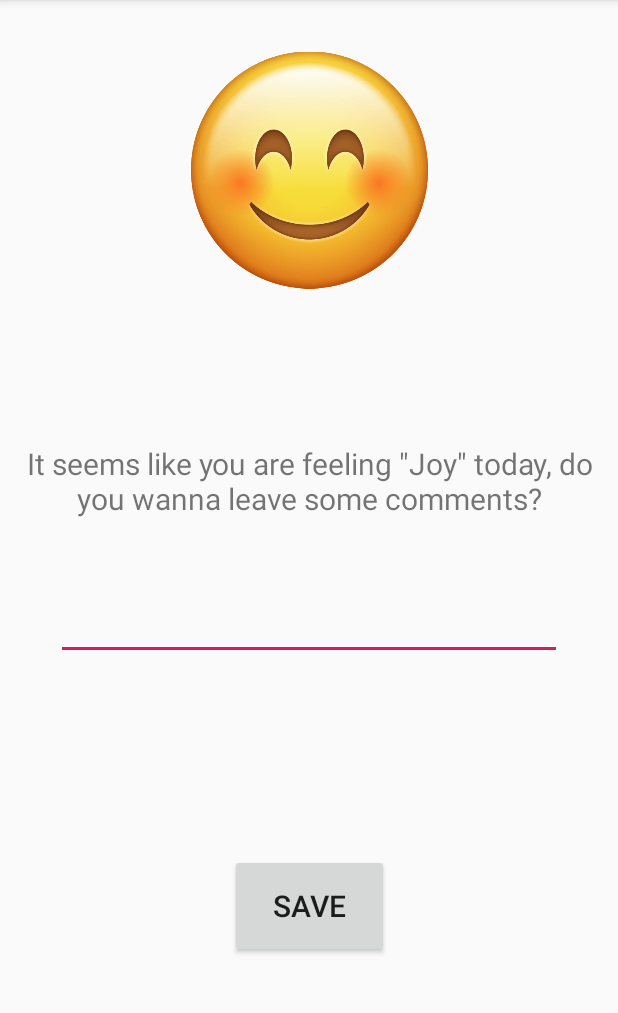
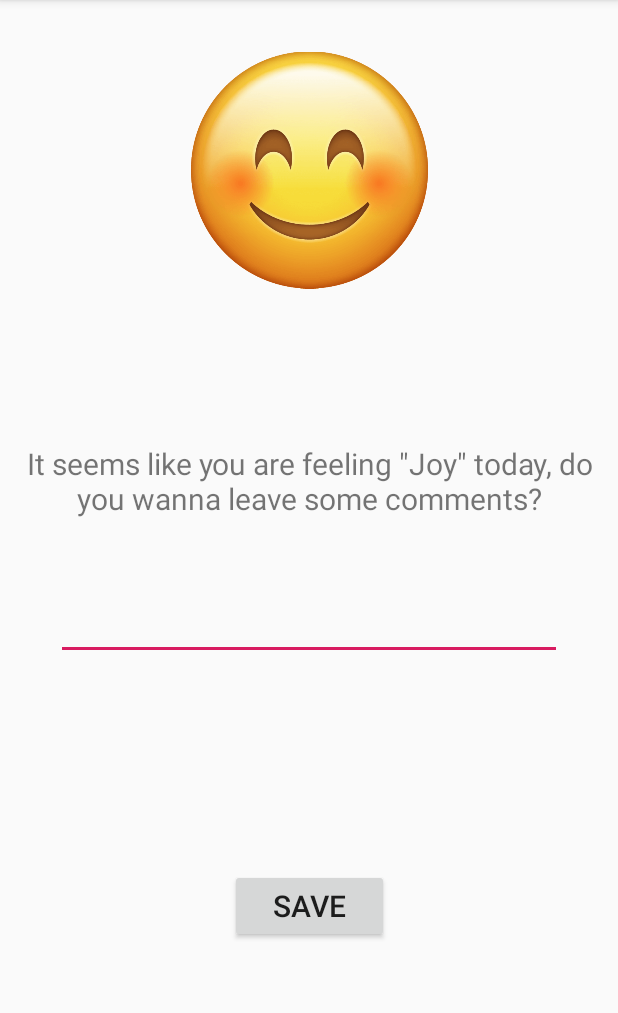
Before and after one commit to konantian/FeelsBook, an Android app: the RecordActivity screen opened directly, with no data from a screen before it, after a tap on "Joy", on a phone screen of 412 x 824 dp, the part 84-1097 px from its top. Run offline under Robolectric (Android 15) with nearby library versions, the phone set to English and light mode, and no system bars.

Commit message:
update listview

```diff
--- a/app/src/main/java/com/example/wangyuan/feelsbook/Model/Record.java
+++ b/app/src/main/java/com/example/wangyuan/feelsbook/Model/Record.java
@@ -45,4 +45,7 @@ public class Record {
     public void setDate(String date) {
         this.date = date;
     }
+
+    public String getTitle(){ return "Time: "+date+" "+"You felt: "+feel;}
+
 }
--- a/app/src/main/res/layout/activity_comment.xml
+++ b/app/src/main/res/layout/activity_comment.xml
@@ -59,7 +59,7 @@
         android:layout_marginRight="8dp"
         android:layout_marginBottom="8dp"
         android:ems="10"
-        android:maxLength="119"
+        android:maxLength="130"
         android:inputType="textMultiLine"
         app:layout_constraintBottom_toBottomOf="parent"
         app:layout_constraintEnd_toEndOf="parent"
@@ -71,7 +71,7 @@
     <Button
         android:id="@+id/saveButton"
         android:layout_width="106dp"
-        android:layout_height="69dp"
+        android:layout_height="49dp"
         android:layout_marginStart="8dp"
         android:layout_marginLeft="8dp"
         android:layout_marginTop="8dp"
@@ -89,7 +89,7 @@
     <Button
         android:id="@+id/modifyButton"
         android:layout_width="106dp"
-        android:layout_height="69dp"
+        android:layout_height="49dp"
         android:layout_marginStart="8dp"
         android:layout_marginLeft="8dp"
         android:layout_marginTop="8dp"
```
Also changed, not shown: app/src/main/java/com/example/wangyuan/feelsbook/Adapter/HistoryAdapter.java (+8 -6 lines), app/src/main/res/layout/history_list.xml (+23 -7 lines).
